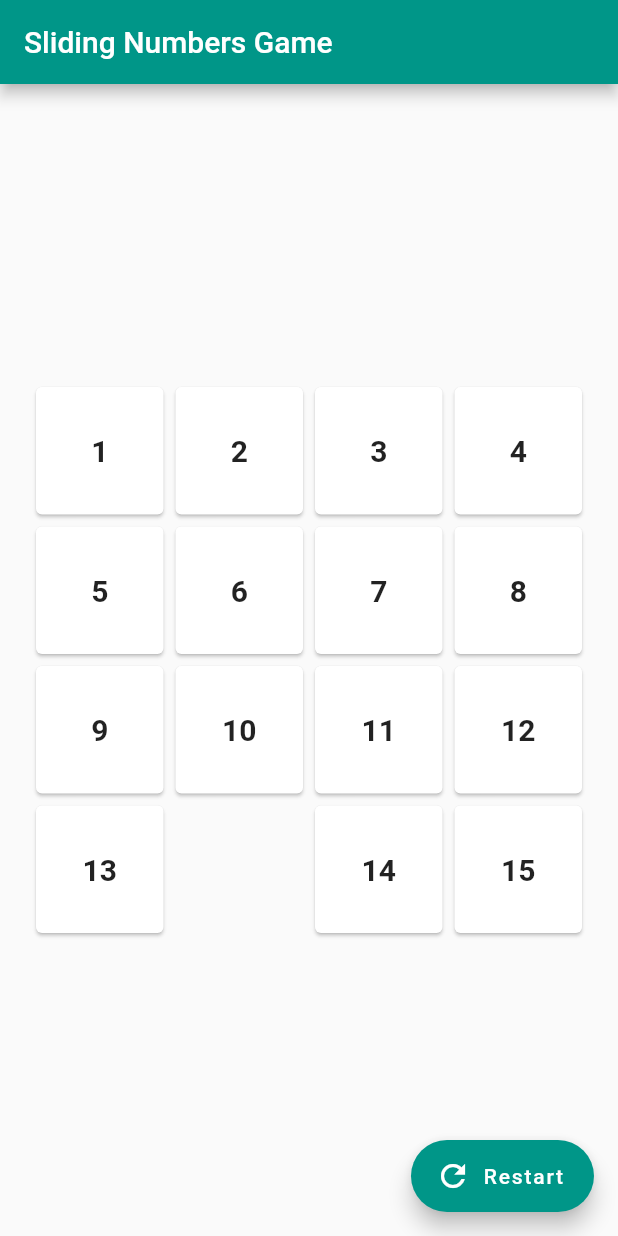
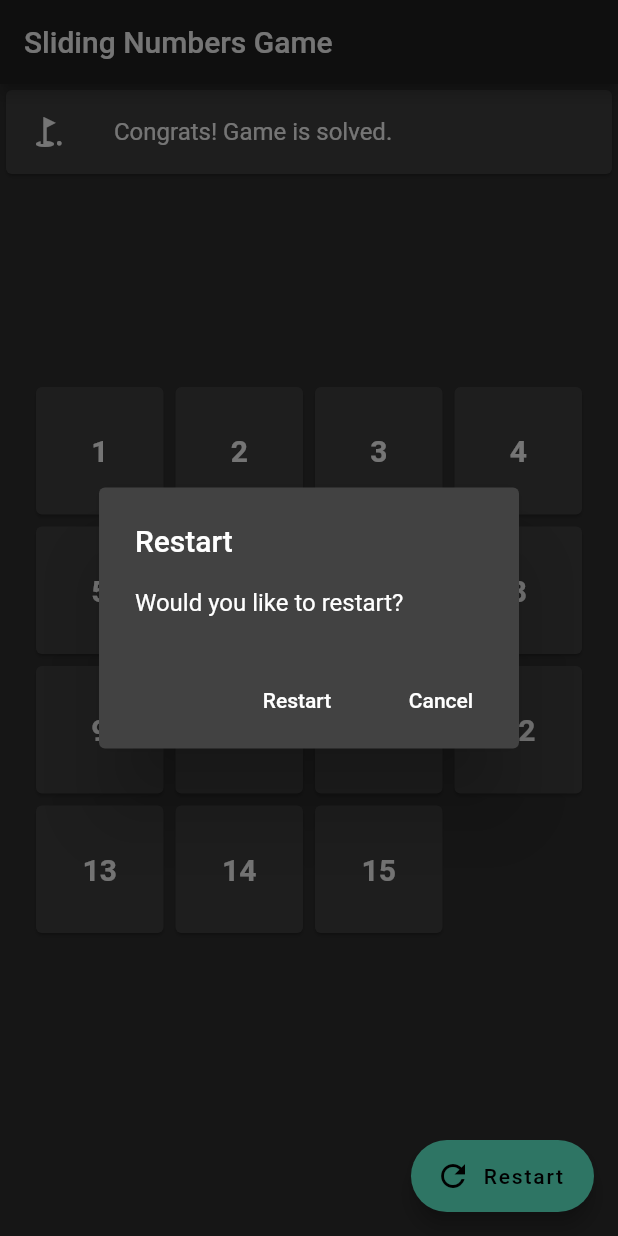
Before and after one commit to warmdaylight/flutter-travelling-number, a Flutter app: the screen it shows after launch, after a tap on "Restart", on a phone screen of 412 x 824 dp. Run offline on Flutter 3.47's test engine with Material 2 defaults, Android fonts, the phone set to English and light mode, and no system bars; statements that could not run were skipped.

```diff
--- a/lib/main.dart
+++ b/lib/main.dart
@@ -16,9 +16,7 @@ class App extends StatelessWidget {
   Widget build(BuildContext context) {
     return MaterialApp(
         title: 'Sliding Numbers Game',
-        theme: ThemeData(
-          primarySwatch: Colors.teal,
-        ),
+        theme: ThemeData.dark(),
         home: Board());
   }
 }
@@ -32,8 +30,7 @@ class _Board extends State<Board> {
   Game _game;
   _Board([int dim = 4]) {
     _game = Game(dim);
-    _game.blocks = [1,2,3,4,5,6,7,8,9,10,11,12,13,0,14,15];
-    // _game.shuffle();
+    _game.shuffle();
   }
 
   void restart() {
@@ -60,6 +57,18 @@ class _Board extends State<Board> {
         ),
       );
 
+  void _restartPrompt(BuildContext context,String title, String message)  {
+    showDialog(context: context, builder: (c) => AlertDialog(
+      title: Text(title),
+      content: Text(message),
+      actions: <Widget>[
+        FlatButton(onPressed: () {Navigator.of(c).pop(); restart();}, child: Text('Restart'),),
+        FlatButton(onPressed: () {Navigator.of(c).pop();}, child: Text('Cancel'),)
+      ],
+    )
+    );
+  }
+
   Widget _buildNumPieces(BuildContext context, int index) {
     var card = Card(
       child: Center(
@@ -77,16 +86,7 @@ class _Board extends State<Board> {
       if (!_game.isSolved()) {
         _game.move(index);
         if (_game.isSolved()) {
-          showDialog(context: context, builder: (BuildContext c) => AlertDialog(
-            title: Text('Congratuations!'),
-            content: Text('You have solved the game'),
-            actions: <Widget>[
-              FlatButton(onPressed: () {Navigator.of(c).pop(); setState(() {
-                _game.shuffle();
-              });}, child: Text('restart'),)
-            ],
-          )
-          );
+          _restartPrompt(context, 'Congratuations!', 'Puzzle is solved.');
         }
       }
     });
@@ -115,7 +115,6 @@ class _Board extends State<Board> {
   Widget build(BuildContext context) => Scaffold(
     appBar: AppBar(
       title: Text('Sliding Numbers Game'),
-
     ),
     body: Stack(
       children: <Widget>[
@@ -126,7 +125,7 @@ class _Board extends State<Board> {
       ],
     ),
     floatingActionButton: FloatingActionButton.extended(
-          onPressed: restart,
+      onPressed: () {_restartPrompt(context, 'Restart', 'Would you like to restart?');},
       tooltip: 'restart',
       icon: Icon(Icons.refresh),
       label: Text('Restart'),
```
Lines whose indentation alone changed are shown as unchanged.
